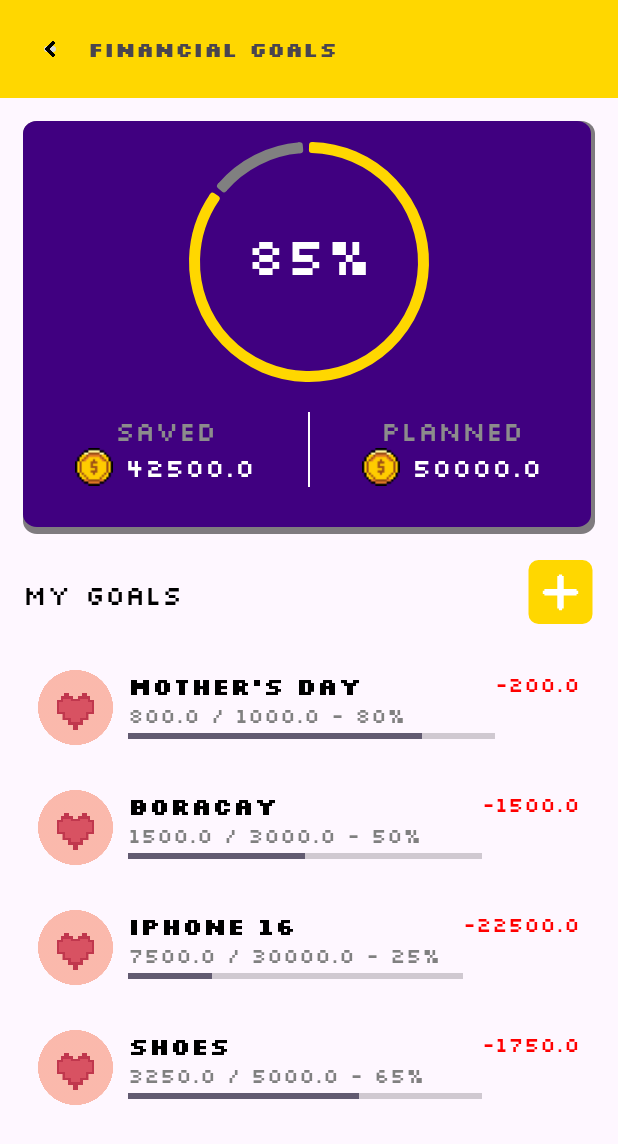
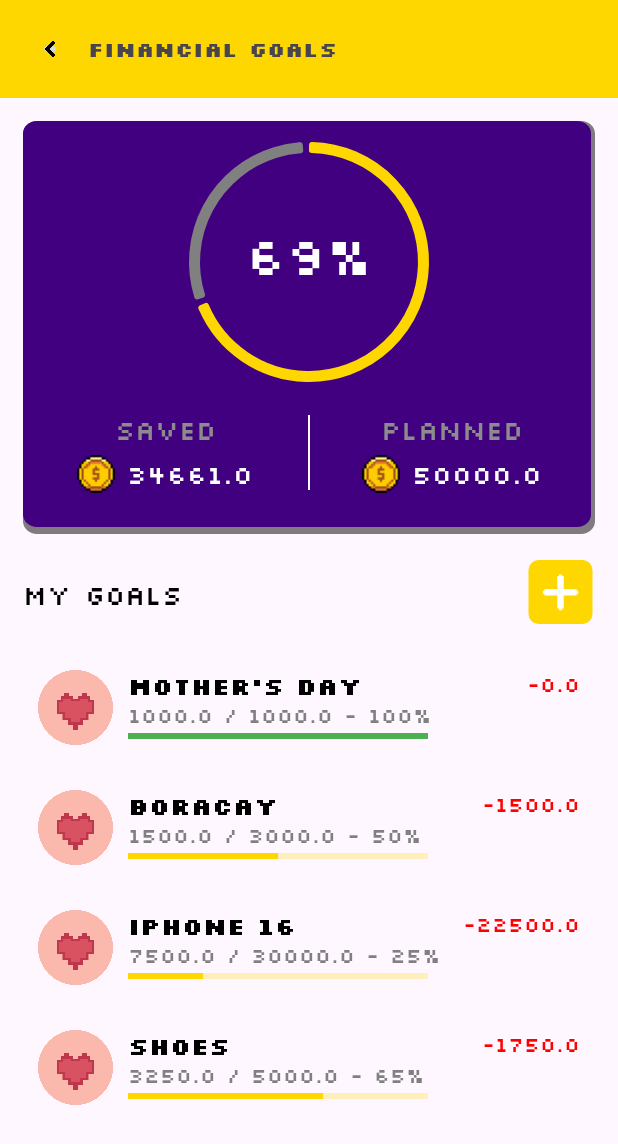
Before and after one commit to IxiaT/coin_craft, an Android app: the screen it shows after launch (FinancialGoalsActivity), on a phone screen of 412 x 824 dp. Shown: the top 1144 px of the screen. Run offline under Robolectric (Android 15) with nearby library versions, the phone set to English and light mode, and no system bars.

Commit message:
update (financial goals) : cleaned up designs
my goals colored progress bar
cleaned up main rectangle

```diff
--- a/app/src/main/java/com/example/coincraft/FinancialGoalsActivity.kt
+++ b/app/src/main/java/com/example/coincraft/FinancialGoalsActivity.kt
@@ -17,7 +17,7 @@ class FinancialGoalsActivity : AppCompatActivity() {
     private lateinit var goalList: MutableList<Goal>
     private lateinit var savedBalanceEdit: EditText
     private lateinit var plannedBalanceEdit: EditText
-    private var savedBalance: Double = 42500.0
+    private var savedBalance: Double = 34661.0
     private var plannedBalance: Double = 50000.0
 
     override fun onCreate(savedInstanceState: Bundle?) {
@@ -46,7 +46,7 @@ class FinancialGoalsActivity : AppCompatActivity() {
 
         // Sample goal data
         goalList = mutableListOf(
-            Goal("Mother's Day", R.drawable.ic_goal_icon, 800.0, 1000.0),
+            Goal("Mother's Day", R.drawable.ic_goal_icon, 1000.0, 1000.0),
             Goal("Boracay", R.drawable.ic_goal_icon, 1500.0, 3000.0),
             Goal("iPhone 16", R.drawable.ic_goal_icon, 7500.0, 30000.0),
             Goal("Shoes", R.drawable.ic_goal_icon, 3250.0, 5000.0)
@@ -98,5 +98,12 @@ class FinancialGoalsActivity : AppCompatActivity() {
         // Update progress indicator
         val progressIndicator = findViewById<CircularProgressIndicator>(R.id.financialGoalProgress)
         progressIndicator.progress = progressPercentage
+
+        // Change color of the progress bar to green if 100%
+        if (progressPercentage >= 100) {
+            progressIndicator.setIndicatorColor(getColor(R.color.green)) // Ensure you have a green color in your resources
+        } else {
+            progressIndicator.setIndicatorColor(getColor(R.color.default_color)) // Reset to default color
+        }
     }
 }
--- a/app/src/main/java/com/example/coincraft/GoalsAdapter.kt
+++ b/app/src/main/java/com/example/coincraft/GoalsAdapter.kt
@@ -8,6 +8,7 @@ import android.widget.ImageView
 import android.widget.ProgressBar
 import android.widget.TextView
 import androidx.recyclerview.widget.RecyclerView
+import androidx.core.content.ContextCompat
 
 class GoalsAdapter(
     private val context: Context,
@@ -21,12 +22,31 @@ class GoalsAdapter(
 
     override fun onBindViewHolder(holder: GoalViewHolder, position: Int) {
         val goal = goals[position]
+
+        // Set the goal data
         holder.goalIcon.setImageResource(goal.icon)
         holder.goalName.text = goal.name
         holder.goalProgress.text = "${goal.saved} / ${goal.target} - ${goal.percentage}%"
+        holder.goalRemaining.text = "-${goal.remaining}"
+
+        // Set the progress of the progress bar based on the percentage
         holder.goalProgressBar.progress = goal.percentage
-        holder.goalRemaining.text = "-${goal.remaining}"
+
+        // Set the background color of the progress bar
+        holder.goalProgressBar.progressDrawable.setColorFilter(
+            ContextCompat.getColor(context, R.color.default_color), // Background color (always the same)
+            android.graphics.PorterDuff.Mode.SRC_IN
+        )
+
+        // Check if the progress is 100% to change the color to green
+        if (goal.percentage >= 100) {
+            holder.goalProgressBar.progressDrawable.setColorFilter(
+                ContextCompat.getColor(context, R.color.green), // Set to green for completed progress
+                android.graphics.PorterDuff.Mode.SRC_IN
+            )
+        }
     }
+
 
     override fun getItemCount(): Int = goals.size
 
--- a/app/src/main/res/drawable/addgoalbtn.xml
+++ b/app/src/main/res/drawable/addgoalbtn.xml
@@ -1,6 +1,6 @@
 <vector xmlns:android="http://schemas.android.com/apk/res/android"
-    android:width="136dp"
-    android:height="136dp"
+    android:width="45dp"
+    android:height="45dp"
     android:viewportWidth="136"
     android:viewportHeight="136">
   <path
--- a/app/src/main/res/layout/activity_financial_goals.xml
+++ b/app/src/main/res/layout/activity_financial_goals.xml
@@ -102,6 +102,7 @@
                     android:id="@+id/saved"
                     android:layout_width="wrap_content"
                     android:layout_height="wrap_content"
+                    android:layout_marginBottom="5dp"
                     android:fontFamily="@font/silkscreen_regular"
                     android:gravity="center"
                     android:text="SAVED"
@@ -155,6 +156,7 @@
                     android:layout_height="wrap_content"
                     android:fontFamily="@font/silkscreen_regular"
                     android:gravity="center"
+                    android:layout_marginBottom="5dp"
                     android:text="PLANNED"
                     android:textColor="#8C8C8C"
                     android:textSize="18sp" />
@@ -217,7 +219,7 @@
             android:layout_weight="1" />
 
         <!-- Right Section: Add Goal Button -->
-        <ImageView
+        <ImageButton
             android:id="@+id/addgoalbtn"
             android:layout_width="45dp"
             android:layout_height="45dp"
--- a/app/src/main/res/layout/goal_item.xml
+++ b/app/src/main/res/layout/goal_item.xml
@@ -15,7 +15,7 @@
 
     <!-- Text and Progress -->
     <LinearLayout
-        android:layout_width="0dp"
+        android:layout_width="217dp"
         android:layout_height="wrap_content"
         android:layout_weight="1"
         android:orientation="vertical"
@@ -42,11 +42,14 @@
         <!-- Progress Bar -->
         <ProgressBar
             android:id="@+id/goal_progress_bar"
-            android:layout_width="match_parent"
+            style="?android:attr/progressBarStyleHorizontal"
+            android:layout_width="200dp"
             android:layout_height="10dp"
+            android:indeterminate="false"
+            android:max="100"
             android:progress="80"
-            android:max="100"
-            style="?android:attr/progressBarStyleHorizontal" />
+            android:progressBackgroundTint="#808080"
+            android:progressTint="@color/default_color" />
     </LinearLayout>
 
     <!-- Remaining Amount -->
--- a/app/src/main/res/values/colors.xml
+++ b/app/src/main/res/values/colors.xml
@@ -2,4 +2,6 @@
 <resources>
     <color name="black">#FF000000</color>
     <color name="white">#FFFFFFFF</color>
+    <color name="green">#4CAF50</color>
+    <color name="default_color">#FFD700</color>
 </resources>
```
Also changed, not shown: app/src/main/res/drawable/goal_progress_bar.xml (added, +17 -0 lines), app/src/main/res/drawable/green_progress_bar.xml (added, +17 -0 lines).
